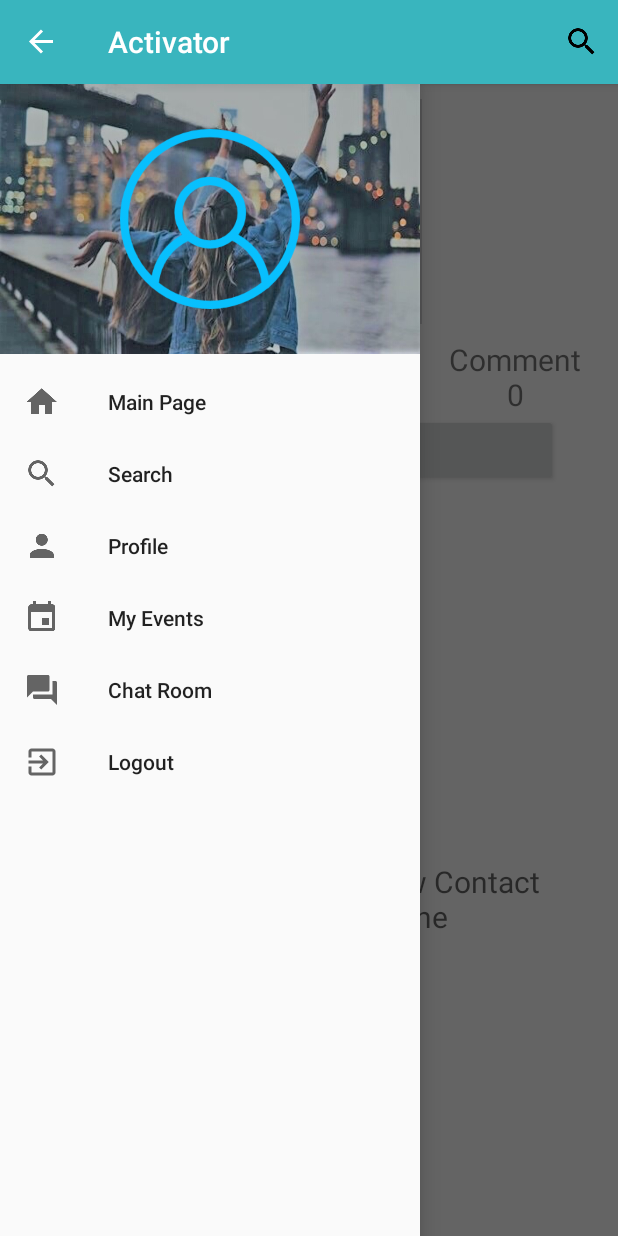
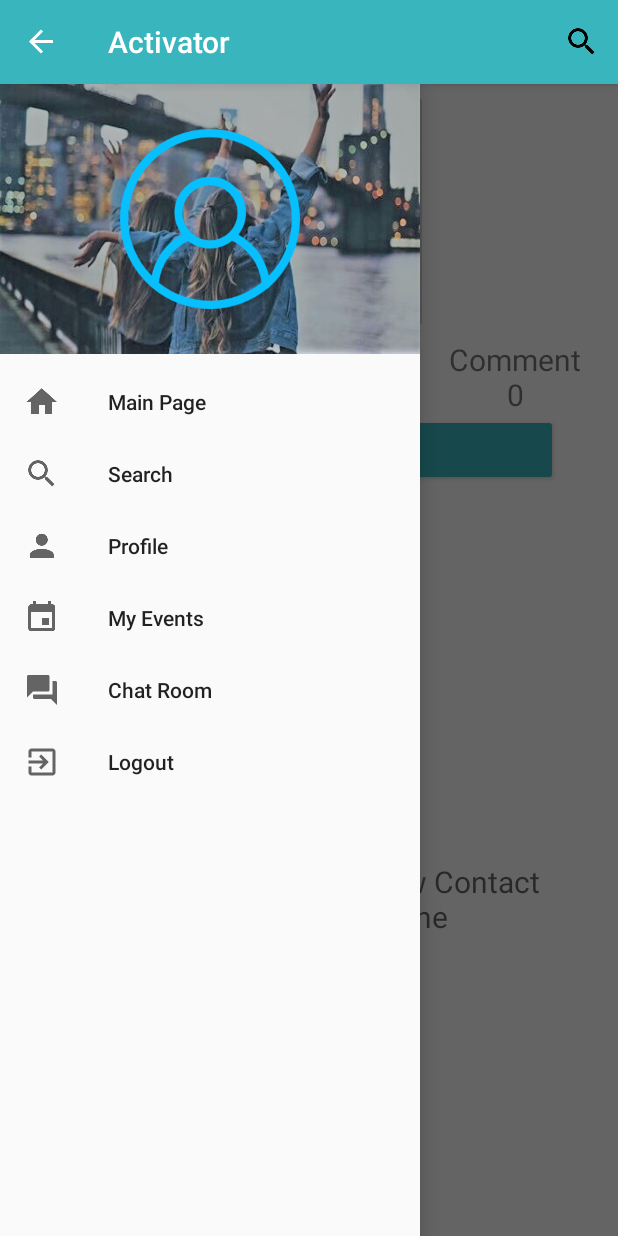
Before and after one commit to TerryIsAProgrammer/comp3330group6, an Android app: the ViewEventAsso screen opened directly, with no data from a screen before it, with the side drawer open, on a phone screen of 412 x 824 dp. Run offline under Robolectric (Android 15) with nearby library versions, the phone set to English and light mode, and no system bars; our stand-ins replace Firebase (no records; nobody signed in at launch, a user with empty details on screens opened directly); libraries missing offline, so code that uses them is left out: com.firebase.ui; 9 statements that could not run were skipped.

Commit message:
no message

```diff
--- a/COMP3330mobileapp/app/src/main/res/layout/create_event_asso.xml
+++ b/COMP3330mobileapp/app/src/main/res/layout/create_event_asso.xml
@@ -179,7 +179,7 @@
             android:layout_marginTop="10dp"
             android:layout_weight="1"
             android:spinnerMode="dropdown"
-            android:textSize="20sp"/>
+            android:textSize="20sp" />
 
         <Spinner
             android:id="@+id/spinnerUni"
--- a/COMP3330mobileapp/app/src/main/res/layout/view_event_asso.xml
+++ b/COMP3330mobileapp/app/src/main/res/layout/view_event_asso.xml
@@ -64,7 +64,8 @@ tools:context=".Home">
             android:layout_marginRight="40dp"
             android:textSize="20sp"
             android:text="Edit Event"
-            android:id="@+id/editEvent"/>
+            android:id="@+id/editEvent"
+            style="@style/Widget.AppCompat.Button.Colored"/>
     </LinearLayout>
 
 
```
Also changed, not shown: COMP3330mobileapp/app/src/main/AndroidManifest.xml (line endings or trailing spaces).
